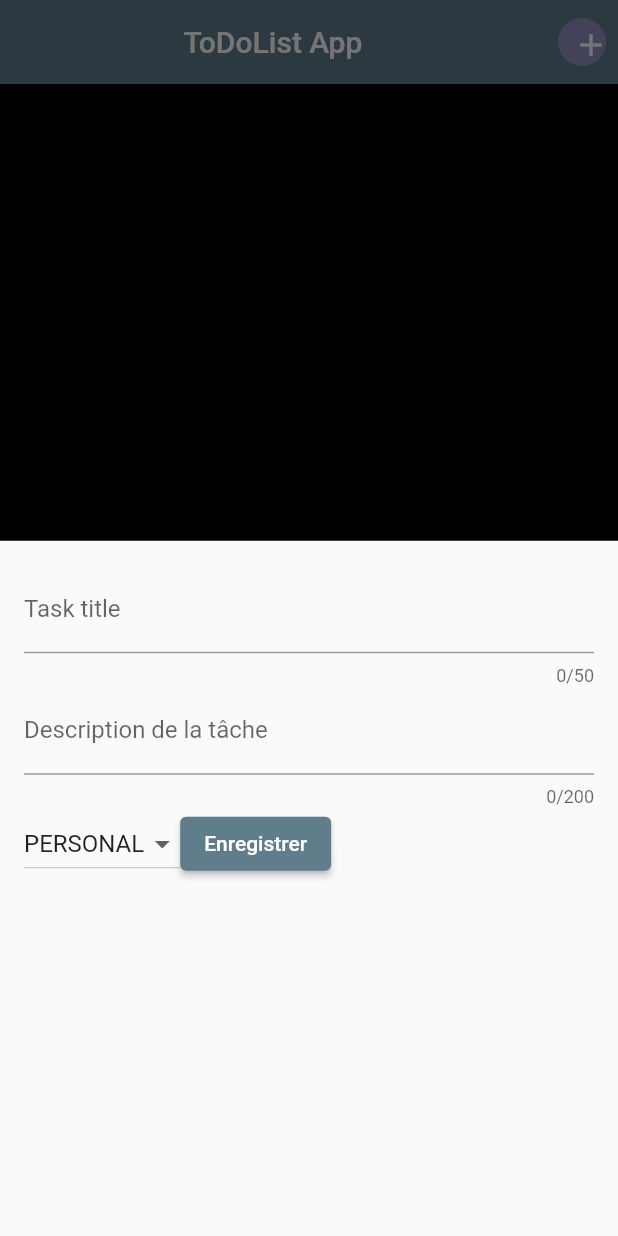
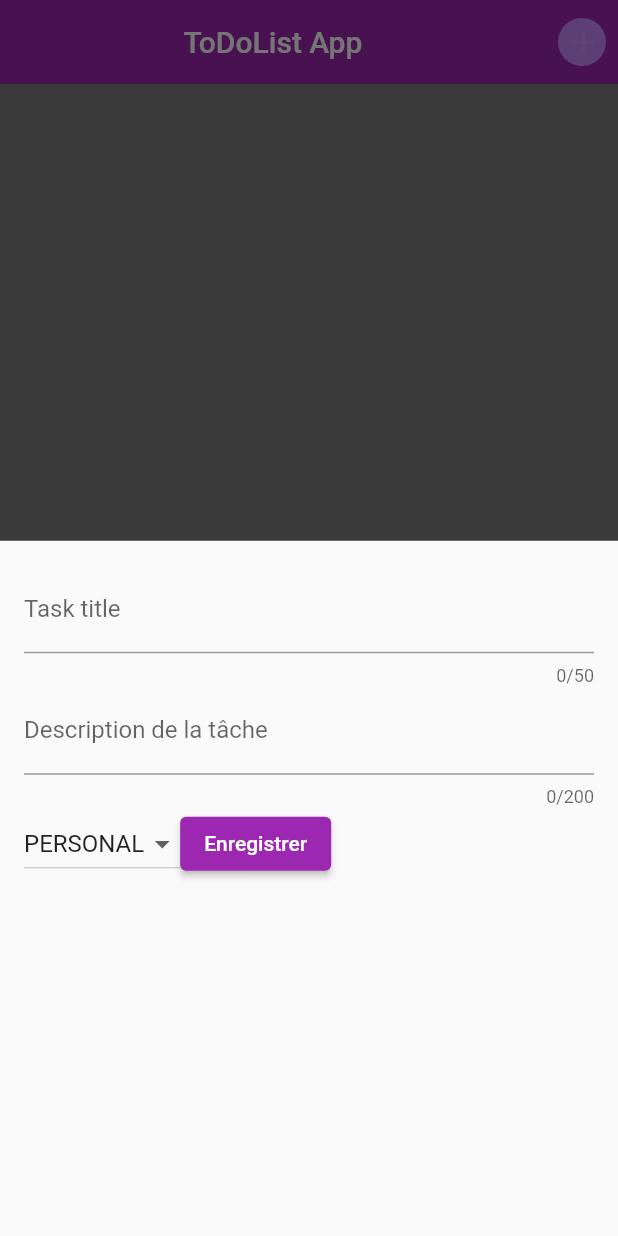
Before and after one commit to HNIDAClassroom/flutter-todoapp-yaaasmine, a Flutter app: the screen it shows once a user with an empty profile is signed in, after a tap on the "add" icon, on a phone screen of 412 x 824 dp. Run offline on Flutter 3.47's test engine with Material 2 defaults, Android fonts, the phone set to English and light mode, and no system bars; our stand-ins replace cloud_firestore, firebase_auth, firebase_core; missing offline and left inert: firebase_ui_auth, uid; accounts and stored records are empty.

Commit message:
!deletetasks

```diff
--- a/lib/main.dart
+++ b/lib/main.dart
@@ -11,15 +11,15 @@ void main() async {
   );
 
   // Déconnexion de l'utilisateur actuel
-  //await FirebaseAuth.instance.signOut();)
+  //await FirebaseAuth.instance.signOut();
 
   runApp(
     MaterialApp(
       theme: ThemeData(
-        appBarTheme: const AppBarTheme(elevation: 0),
-        colorScheme: ColorScheme.fromSwatch(primarySwatch: Colors.blueGrey)
-            .copyWith(background: const Color.fromARGB(255, 230, 179, 187)),
-        scaffoldBackgroundColor: Color.fromARGB(255, 0, 0, 0),
+         appBarTheme: const AppBarTheme(elevation: 0),
+        colorScheme: ColorScheme.fromSwatch(primarySwatch: Colors.purple)
+            .copyWith(background: Color.fromARGB(255, 150, 6, 30)),
+        scaffoldBackgroundColor: Color.fromARGB(255, 126, 126, 126)
       ),
       home: const AuthVerify(),
     ),
--- a/lib/widgets/tasks.dart
+++ b/lib/widgets/tasks.dart
@@ -16,30 +16,29 @@ class Tasks extends StatefulWidget {
 
 class _TasksState extends State<Tasks> {
    final FirestoreService firestoreService= FirestoreService();
-  List<Task> _registredTasks = [
-    Task(
-    title: 'Task 1',
-    description: 'exemple of description of Task 1',
-    //date: DateTime.now(),
-    category: Category.personal
-    ),
-    Task(
-    title: 'Task 2',
-    description: 'exemple of description of Task 2',
-   // date: DateTime.now(),
-    category: Category.shopping
-    ),
-    Task(
-    title: 'Task 3',
-    description: 'exemple of description of Task 3',
-    //date: DateTime.now(),
-    category: Category.work
-    ),
-    ];
+
+void deleteTask(Task task) async {
+  try {
+    print('Deleting task: ${task.title}');
+
+    // Call the deleteTask method to remove the task from Firestore
+    await firestoreService.deleteTask(task);
+
+    print('Task deleted from Firestore');
+
+    // Call setState to rebuild the widget and reflect the changes
+    setState(() {});
+  } catch (e) {
+    // Handle any errors here, e.g., show an error message
+    print("Error deleting task: $e");
+  }
+}
+
+
 
    void _addTask(Task task) async {
   setState(() {
-    _registredTasks.add(task);
+
     firestoreService.addTask(task);
     Navigator.pop(context);
   });
@@ -64,10 +63,10 @@ void _openAddTaskOverlay() {
           icon: Ink(
             decoration: const BoxDecoration(
               shape: BoxShape.circle,
-               color: Color.fromARGB(255, 143, 143, 193),
+               color: Color.fromARGB(255, 200, 137, 255),
               ),
-            child : const Padding (padding : EdgeInsets.all(10),
-            child: Icon(Icons.add),
+            child : const Padding (padding : EdgeInsets.all(5),
+            child: Icon(Icons.add,color: Colors.white10,),
             ),
             ),
           ),
@@ -76,8 +75,8 @@ void _openAddTaskOverlay() {
       body: Center(
         child: Column(
           children: [
-          Expanded(child: TasksList(tasks: _registredTasks)),
-],
+         Expanded(child: TasksList(onDelete: deleteTask)),
+          ]
         ),
       ),
     );
--- a/lib/widgets/tasks_list.dart
+++ b/lib/widgets/tasks_list.dart
@@ -6,10 +6,11 @@ import 'package:todolist_app/widgets/task_item.dart';
 import 'package:todolist_app/models/task.dart';
 
 class TasksList extends StatelessWidget {
-  final List<Task> tasks;
   final FirestoreService firestoreService = FirestoreService();
 
- TasksList({Key? key, required this.tasks});
+  final void Function(Task) onDelete;
+
+  TasksList({Key? key, required this.onDelete});
 
   @override
   Widget build(BuildContext context) {
@@ -21,14 +22,14 @@ class TasksList extends StatelessWidget {
         }
 
         final taskLists = snapshot.data!.docs;
-        List<Task> taskItems = [];
 
-        for (int index = 0; index < taskLists.length; index++) {
+        return ListView.builder(
+          itemCount: taskLists.length,
+          itemBuilder: (ctx, index) {
             DocumentSnapshot document = taskLists[index];
             Map<String, dynamic> data = document.data() as Map<String, dynamic>;
             String title = data['taskTitle'];
             String description = data['taskDesc'];
-         // DateTime date = DateTime.parse(data['taskDate']);
             String categoryString = data['taskCategory'];
 
             Category category;
@@ -49,17 +50,10 @@ class TasksList extends StatelessWidget {
             Task task = Task(
               title: title,
               description: description,
-           // date: date,
               category: category,
             );
 
-          taskItems.add(task);
-        }
-
-        return ListView.builder(
-          itemCount: taskItems.length,
-          itemBuilder: (ctx, index) {
-            return TaskItem(taskItems[index]);
+            return TaskItem(task, onDelete: onDelete);
           },
         );
       },
```
Also changed, not shown: lib/sevices/firestore.dart (+14 -2 lines), lib/widgets/task_item.dart (+25 -14 lines), lib/widgets/authVerify.dart (line endings or trailing spaces), lib/widgets/new_task.dart (line endings or trailing spaces). Lines whose indentation alone changed are shown as unchanged.
